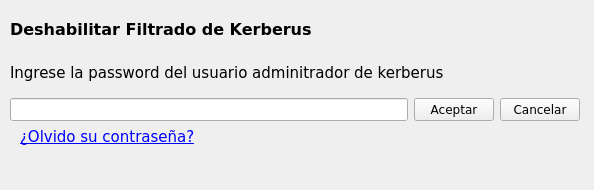
Qt form cliente/branches/english/password/formUsuario.ui (AviFix/Kerberus-Control-Parental) before a commit.
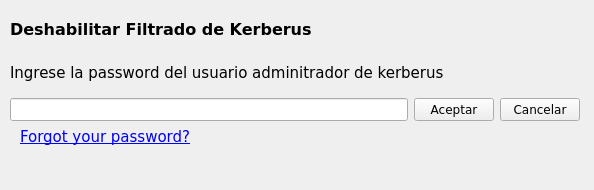
The same form after that commit.

Patch:
```diff
--- a/cliente/branches/english/password/formUsuario.ui
+++ b/cliente/branches/english/password/formUsuario.ui
@@ -125,7 +125,7 @@
     </font>
    </property>
    <property name="text">
-    <string>&lt;html&gt;&lt;head/&gt;&lt;body&gt;&lt;p&gt;&lt;a href=&quot;http://images.kerberus.com.ar/!RecordarPassword!&quot;&gt;&lt;span style=&quot; text-decoration: underline; color:#0000ff;&quot;&gt;¿Olvido su contraseña?&lt;/span&gt;&lt;/a&gt;&lt;/p&gt;&lt;/body&gt;&lt;/html&gt;</string>
+    <string>&lt;html&gt;&lt;head/&gt;&lt;body&gt;&lt;p&gt;&lt;a href=&quot;http://inicio.kerberus.com.ar/en/!RememberPassword!&quot;&gt;&lt;span style=&quot; text-decoration: underline; color:#0000ff;&quot;&gt;Forgot your password?&lt;/span&gt;&lt;/a&gt;&lt;/p&gt;&lt;/body&gt;&lt;/html&gt;</string>
    </property>
    <property name="openExternalLinks">
     <bool>true</bool>
```
